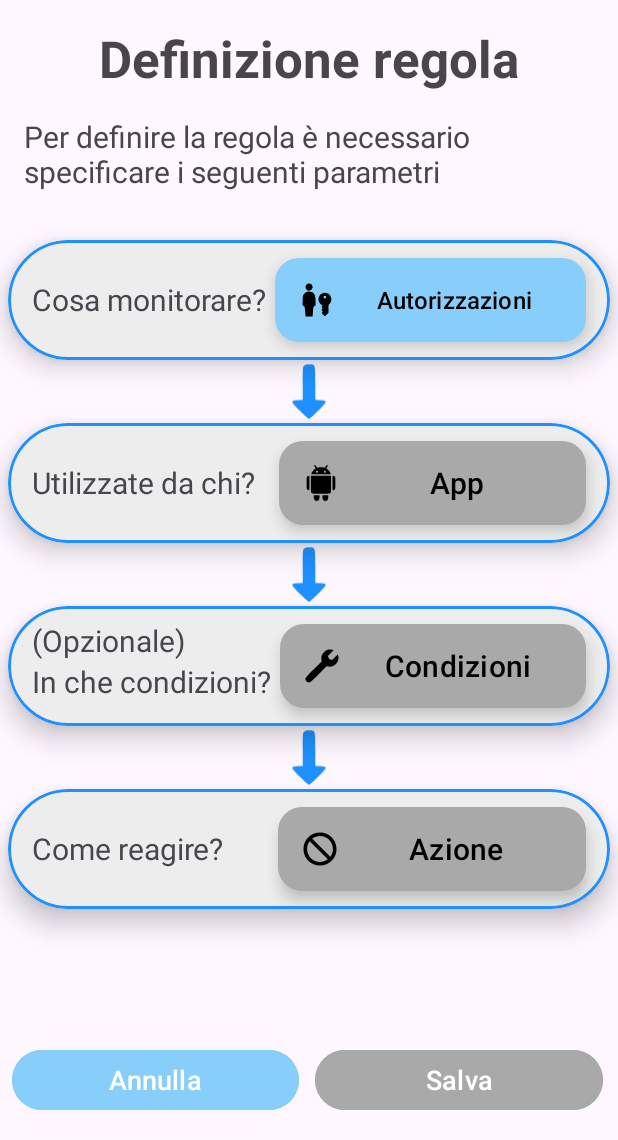
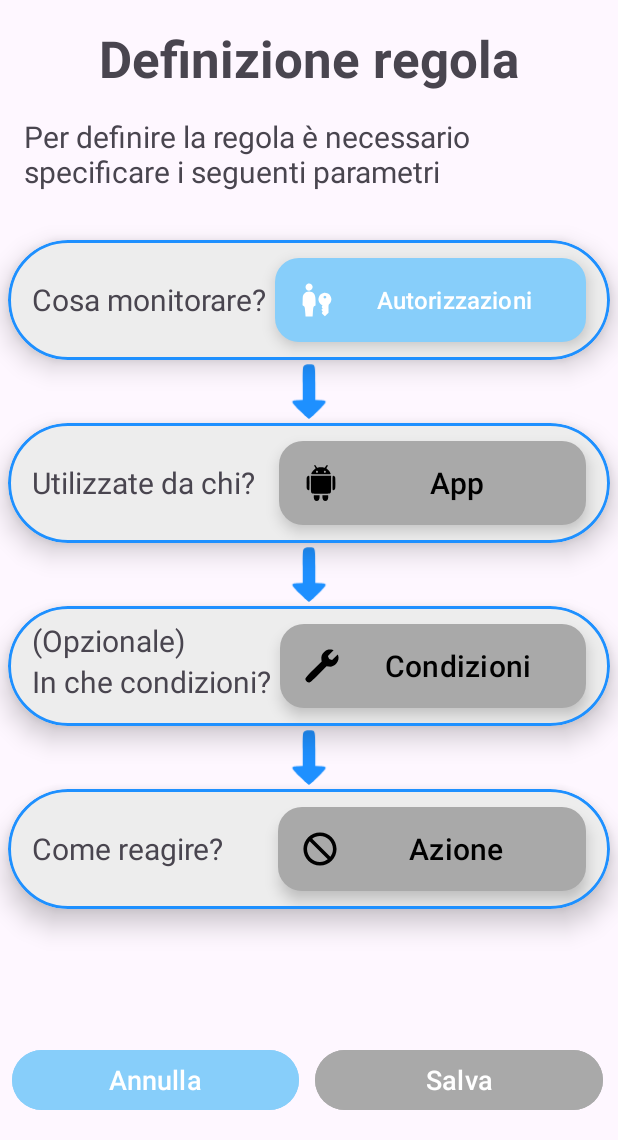
Before and after one commit to AleDeGregorio/PrivacyManager, an Android app: the ParametersDefinitionActivity screen opened directly, with no data from a screen before it, on a phone screen of 412 x 824 dp, the part 96-1236 px from its top. Run offline under Robolectric (Android 15) with nearby library versions, the phone set to English and light mode, and no system bars.

Commit message:
feat: changing buttons color (text and icon)

```diff
--- a/app/src/main/res/layout/activity_parameters_definition.xml
+++ b/app/src/main/res/layout/activity_parameters_definition.xml
@@ -84,12 +84,12 @@
                 android:contentDescription="@string/permissions_button"
                 android:text="@string/permissions"
                 android:textAlignment="center"
-                android:textColor="@color/black"
+                android:textColor="@color/white"
                 android:textSize="16sp"
                 app:backgroundTint="@color/cancel"
                 app:icon="@drawable/icon_permissions"
-                app:iconTint="@color/black"
-                app:tint="@color/black" />
+                app:iconTint="@color/white"
+                app:tint="@color/white" />
 
         </RelativeLayout>
 
```
Also changed, not shown: app/src/main/java/it/polito/s294545/privacymanager/activities/ParametersDefinitionActivity.kt (+21 -0 lines), app/src/main/java/it/polito/s294545/privacymanager/activities/PermissionsSelectionActivity.kt (+17 -5 lines).
